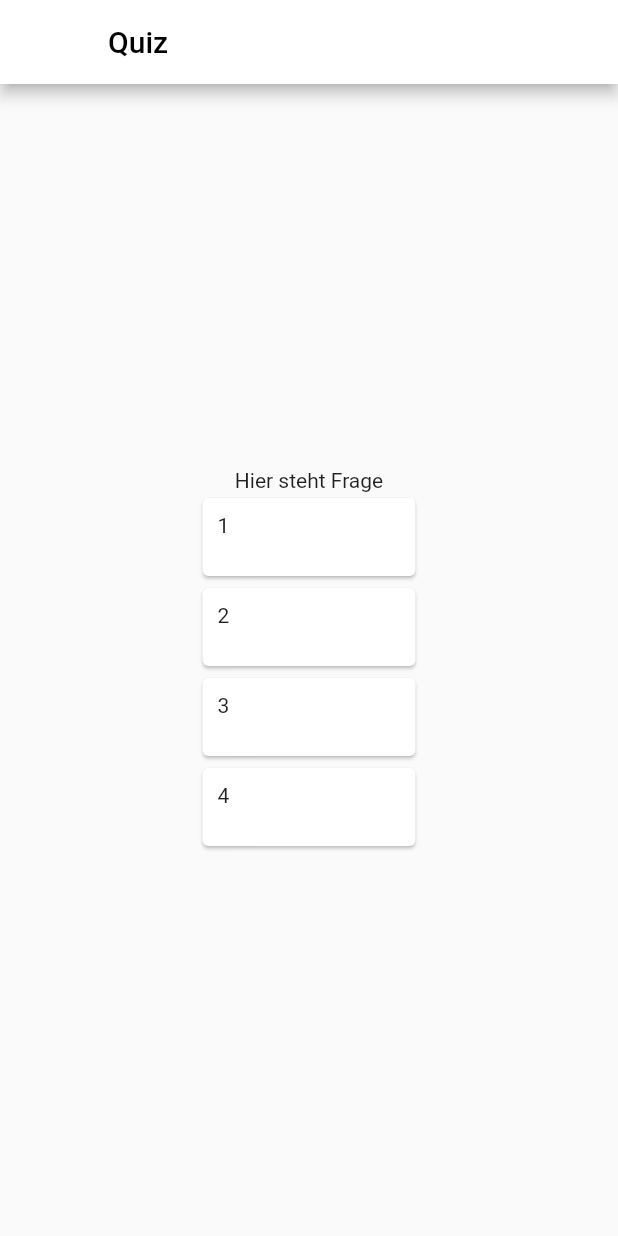
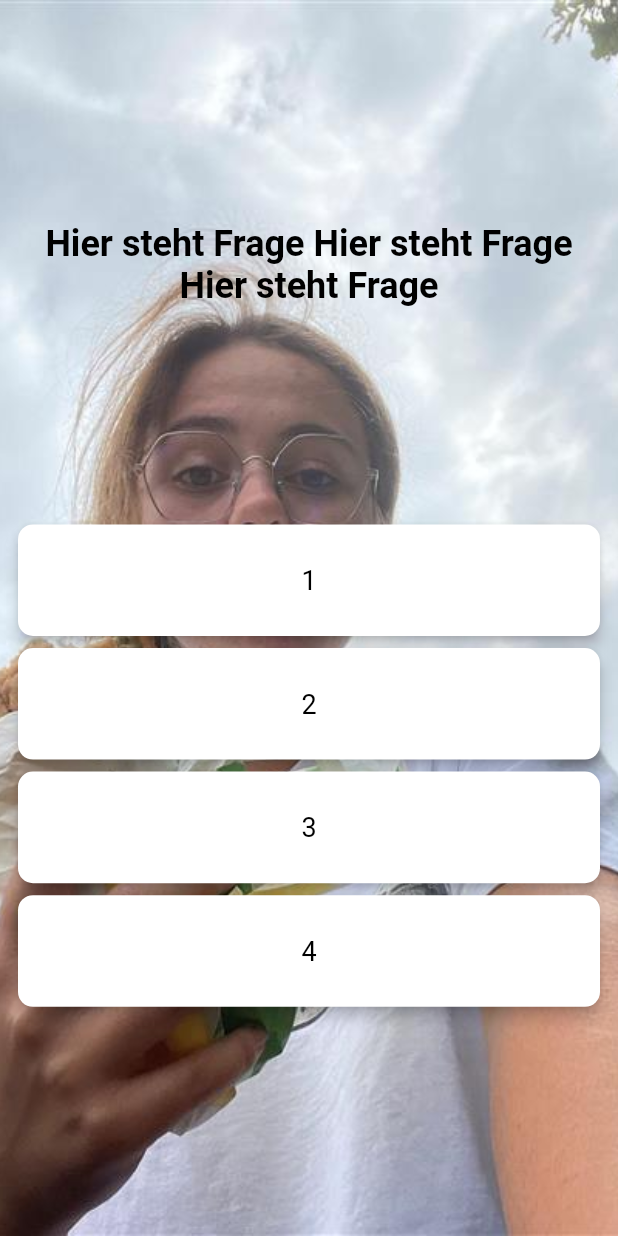
Before and after one commit to nadiastarc/m335, a Flutter app: the screen it shows after launch, after a tap on "Start", on a phone screen of 412 x 824 dp. Run offline on Flutter 3.47's test engine with Material 2 defaults, Android fonts, the phone set to English and light mode, and no system bars; our stand-ins replace flutter_speed_dial.

Commit message:
widgets, style separated &  background added

```diff
--- a/myquiz/lib/main.dart
+++ b/myquiz/lib/main.dart
@@ -1,5 +1,6 @@
 import 'package:flutter/material.dart';
 import 'package:myquiz/quizPage.dart';
+import 'package:myquiz/style/style.dart';
 import 'package:myquiz/widgets/widgets.dart';
 
 void main(){
@@ -28,12 +29,20 @@ class MyApp extends StatelessWidget {
           child: Column(
             mainAxisAlignment: MainAxisAlignment.center,
             children: [
-              Text("Hoi Hoi!"),
+              Spacer(
+                flex: 2,
+              ),
+              Text("Hoi Hoi!" ,
+              style: headerTextStyle(),),
+              Spacer(),
               ElevatedButton(
                 onPressed: (){
                   Navigator.push(context, MaterialPageRoute(builder: (context) => QuizPage()));
                 },
                 child: Text("Start")),
+                Spacer(
+                  flex: 2,
+                ),
           ],)
         ));
 
--- a/myquiz/lib/quizPage.dart
+++ b/myquiz/lib/quizPage.dart
@@ -1,4 +1,5 @@
 import 'package:flutter/material.dart';
+import 'package:myquiz/style/style.dart';
 import 'package:myquiz/widgets/widgets.dart';
 
 class QuizPage extends StatefulWidget { //StatefulWidget --> kann Änderungen n seite machen, Unterschied dazu : StatelessWidget
@@ -12,16 +13,32 @@ class _QuizPageState extends State<QuizPage> {
   @override
   Widget build(BuildContext context) {
     return Scaffold(
-      appBar: myAppBar("Quiz"),
-      body: Center(child: Column(mainAxisAlignment: MainAxisAlignment.center,
-      children: [
-        Text("Hier steht Frage"),
-        answerCard("1"),
-        answerCard("2"),
-        answerCard("3"),
-        answerCard("4"),
+      //appBar: myAppBar("Quiz"),
+      body: Container(
+        decoration: BoxDecoration(
+          image: DecorationImage(
+            image: AssetImage("assets/SubWay.jpg"),
+             fit: BoxFit.fitHeight)),
+        child: Center(
+          child: Padding(
+            padding: const EdgeInsets.all(8.0),
+            child: Column(
+              mainAxisAlignment: MainAxisAlignment.center,
+                children: [
+                Spacer(),
+            Text("Hier steht Frage Hier steht Frage Hier steht Frage",
+            style: headerTextStyle(),
+              textAlign: TextAlign.center,),
+              Spacer(),
+            answerCard("1",context ),
+            answerCard("2", context),
+            answerCard("3", context),
+            answerCard("4", context),
+                      Spacer(),
 
-      ],),),
+                ],),
+          ),),
+      ),
     );
   }
 }
--- /dev/null
+++ b/myquiz/lib/style/style.dart
@@ -0,0 +1,7 @@
+import 'package:flutter/material.dart';
+
+TextStyle headerTextStyle(){
+  return  TextStyle(color: Colors.black,
+            fontSize: 24,
+            fontWeight: FontWeight.bold);
+}
--- a/myquiz/lib/widgets/widgets.dart
+++ b/myquiz/lib/widgets/widgets.dart
@@ -10,14 +10,25 @@ PreferredSizeWidget myAppBar(String title){
         );
 }
 
-Widget answerCard(String answer){
+Widget answerCard(String answer, BuildContext context){
   return Container(
-          height: 60,
-          width: 150,
+          height: MediaQuery.of(context).size.height*0.1,
+          width: MediaQuery.of(context).size.width,
           child: Card(
+            shape: RoundedRectangleBorder(
+              borderRadius: BorderRadius.all(Radius.circular(10))),
+              elevation: 4,
             child: Padding(
               padding: const EdgeInsets.all(10.0),
-              child: Text(answer),
+              child: Center(
+                child: Text(
+                  answer,
+                  style: TextStyle(
+                    color: Colors.black,
+                    fontSize: 18),
+                  textAlign: TextAlign.center,
+                  ),
+              ),
               ),
           ),
         );
--- a/myquiz/pubspec.yaml
+++ b/myquiz/pubspec.yaml
@@ -59,7 +59,8 @@ flutter:
   uses-material-design: true
 
   # To add assets to your application, add an assets section, like this:
-  # assets:
+  assets:
+    - assets/SubWay.jpg
   #   - images/a_dot_burr.jpeg
   #   - images/a_dot_ham.jpeg
 
```
Also changed, not shown: myquiz/assets/SubWay.jpg (added), 4 other files.
